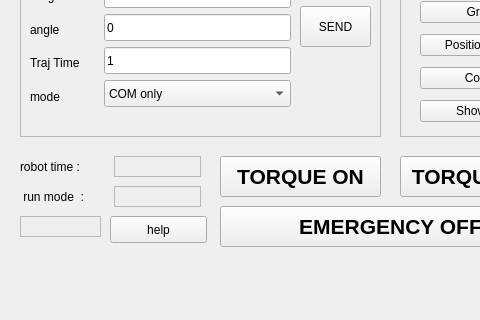
First picture: the form in dyros_red_gui/resource/DyrosRed.ui, repository saga0619/dyros_red, before the edit; both pictures show x 0 to 480 and y 294 to 614 of the 920 by 614 pixel window.
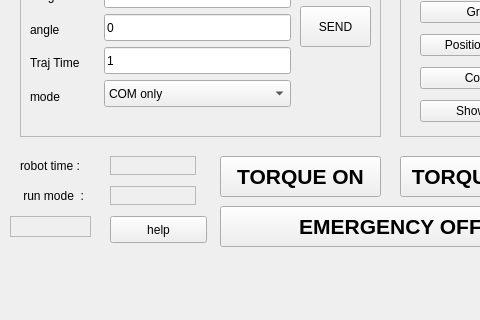
Second picture: the form after the edit.

Diff of the .ui file:
```diff
--- a/dyros_red_gui/resource/DyrosRed.ui
+++ b/dyros_red_gui/resource/DyrosRed.ui
@@ -1176,35 +1176,6 @@
    <zorder>label_67</zorder>
    <zorder>label_68</zorder>
   </widget>
-  <widget class="QWidget" name="layoutWidget">
-   <property name="geometry">
-    <rect>
-     <x>20</x>
-     <y>450</y>
-     <width>181</width>
-     <height>21</height>
-    </rect>
-   </property>
-   <layout class="QHBoxLayout" name="horizontalLayout_3">
-    <item>
-     <widget class="QLabel" name="label_32">
-      <property name="text">
-       <string>robot time :</string>
-      </property>
-     </widget>
-    </item>
-    <item>
-     <widget class="QLabel" name="currenttime">
-      <property name="frameShape">
-       <enum>QFrame::StyledPanel</enum>
-      </property>
-      <property name="text">
-       <string/>
-      </property>
-     </widget>
-    </item>
-   </layout>
-  </widget>
   <widget class="QPushButton" name="torqueoff_button">
    <property name="geometry">
     <rect>
@@ -1250,39 +1221,10 @@
     <string>TORQUE ON</string>
    </property>
   </widget>
-  <widget class="QWidget" name="layoutWidget_2">
-   <property name="geometry">
-    <rect>
-     <x>20</x>
-     <y>480</y>
-     <width>181</width>
-     <height>21</height>
-    </rect>
-   </property>
-   <layout class="QHBoxLayout" name="horizontalLayout_4">
-    <item>
-     <widget class="QLabel" name="label_33">
-      <property name="text">
-       <string> run mode  :</string>
-      </property>
-     </widget>
-    </item>
-    <item>
-     <widget class="QLabel" name="run_mode">
-      <property name="frameShape">
-       <enum>QFrame::StyledPanel</enum>
-      </property>
-      <property name="text">
-       <string/>
-      </property>
-     </widget>
-    </item>
-   </layout>
-  </widget>
   <widget class="QLabel" name="localtime">
    <property name="geometry">
     <rect>
-     <x>20</x>
+     <x>10</x>
      <y>510</y>
      <width>81</width>
      <height>21</height>
@@ -1329,6 +1271,88 @@
     <string>EMERGENCY OFF</string>
    </property>
   </widget>
+  <widget class="QLabel" name="label_33">
+   <property name="geometry">
+    <rect>
+     <x>20</x>
+     <y>480</y>
+     <width>89</width>
+     <height>19</height>
+    </rect>
+   </property>
+   <property name="minimumSize">
+    <size>
+     <width>0</width>
+     <height>19</height>
+    </size>
+   </property>
+   <property name="text">
+    <string> run mode  :</string>
+   </property>
+  </widget>
+  <widget class="QLabel" name="run_mode">
+   <property name="geometry">
+    <rect>
+     <x>110</x>
+     <y>480</y>
+     <width>86</width>
+     <height>19</height>
+    </rect>
+   </property>
+   <property name="minimumSize">
+    <size>
+     <width>86</width>
+     <height>19</height>
+    </size>
+   </property>
+   <property name="frameShape">
+    <enum>QFrame::StyledPanel</enum>
+   </property>
+   <property name="text">
+    <string/>
+   </property>
+  </widget>
+  <widget class="QLabel" name="label_32">
+   <property name="geometry">
+    <rect>
+     <x>20</x>
+     <y>450</y>
+     <width>87</width>
+     <height>19</height>
+    </rect>
+   </property>
+   <property name="minimumSize">
+    <size>
+     <width>0</width>
+     <height>19</height>
+    </size>
+   </property>
+   <property name="text">
+    <string>robot time :</string>
+   </property>
+  </widget>
+  <widget class="QLabel" name="currenttime">
+   <property name="geometry">
+    <rect>
+     <x>110</x>
+     <y>450</y>
+     <width>86</width>
+     <height>19</height>
+    </rect>
+   </property>
+   <property name="minimumSize">
+    <size>
+     <width>86</width>
+     <height>19</height>
+    </size>
+   </property>
+   <property name="frameShape">
+    <enum>QFrame::StyledPanel</enum>
+   </property>
+   <property name="text">
+    <string/>
+   </property>
+  </widget>
  </widget>
  <resources/>
  <connections/>
```
